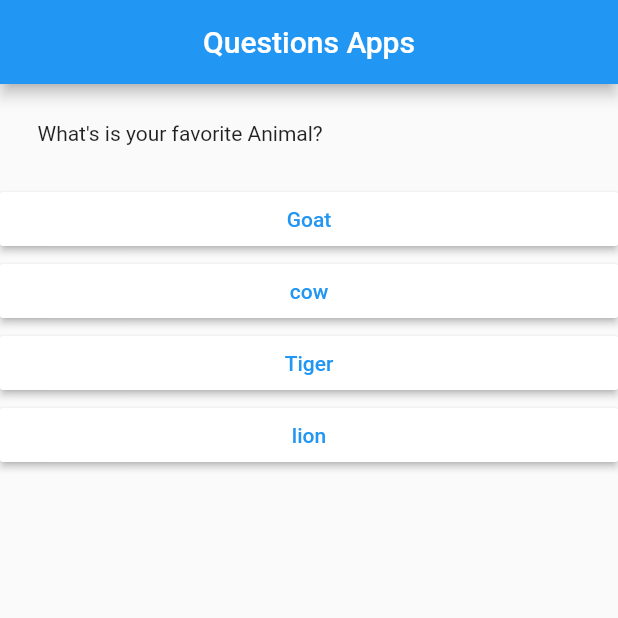
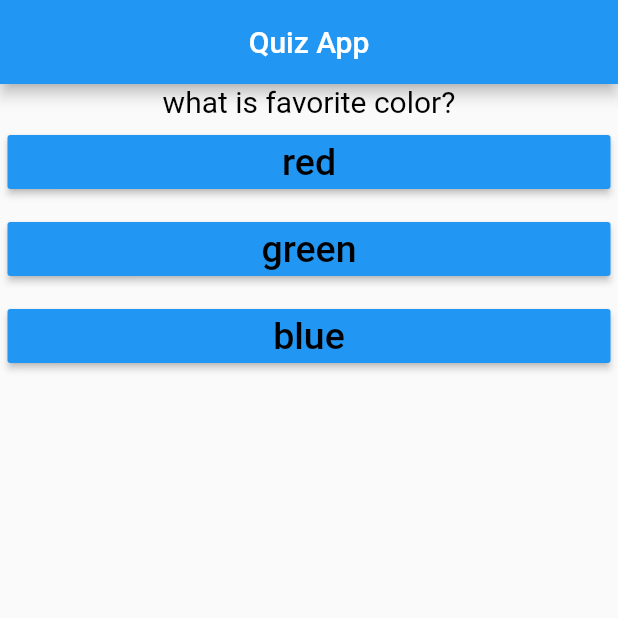
Before and after one commit to nahidulislamshakin/second_app, a Flutter app: the screen it shows after launch, on a phone screen of 412 x 824 dp, the top half of it. Run offline on Flutter 3.47's test engine with Material 2 defaults, Android fonts, the phone set to English and light mode, and no system bars.

Commit message:
first commit

```diff
--- /dev/null
+++ b/lib/answer.dart
@@ -0,0 +1,25 @@
+import 'package:flutter/material.dart';
+
+class Answer extends StatelessWidget {
+  final String answerOption;
+  final VoidCallback changeQuestion;
+  Answer(this.answerOption, this.changeQuestion);
+  @override
+  Widget build(BuildContext context) {
+    // TODO: implement build
+    return Center(
+      child: Container(
+        width: double.infinity,
+        margin: EdgeInsets.all(5),
+        child: RaisedButton(
+          color: Colors.blue,
+          child: Text(
+            answerOption,
+            style: TextStyle(fontSize: 25, color: Colors.black),
+          ),
+          onPressed: changeQuestion,
+        ),
+      ),
+    );
+  }
+}
--- a/lib/answers.dart
+++ /dev/null
@@ -1,19 +0,0 @@
-import 'package:flutter/cupertino.dart';
-import 'package:flutter/material.dart';
-
-class Answer extends StatelessWidget {
-  final VoidCallback selectHandler;
-  final String answerText;
-  Answer(this.selectHandler, this.answerText);
-  @override
-  Widget build(BuildContext contex) {
-    return Container(
-      width: double.infinity,
-      child: RaisedButton(
-          child: Text(answerText),
-          textColor: Colors.blue,
-          color: Colors.white,
-          onPressed: selectHandler),
-    );
-  }
-}
--- a/lib/main.dart
+++ b/lib/main.dart
@@ -1,79 +1,63 @@
 import 'package:flutter/material.dart';
-import './answers.dart';
-import './question.dart';
+import 'package:second_app/question.dart';
+import 'package:second_app/answer.dart';
 
 void main() {
-  runApp(MyApp());
+  runApp(Quiz());
 }
 
-class MyApp extends StatefulWidget {
+class Quiz extends StatefulWidget {
   @override
-  State<StatefulWidget> createState() {
-    return _MyApp();
+  _Quizapp createState() {
+    return _Quizapp();
   }
 }
 
-class _MyApp extends State<MyApp> {
-  int _answerindex = 0;
-  var questions = [
+class _Quizapp extends State<Quiz> {
+  int idx = 0;
+  var questionlist = [
     {
-      'questionText': 'What\'s is your favorite Animal?',
-      'answer': ['Goat', 'cow', 'Tiger', 'lion']
+      'question': 'what is favorite color?',
+      'answer': ['red', 'green', 'blue'],
     },
     {
-      'questionText': 'What\'s is your favorite sports?',
-      'answer': ['Football', 'cricket', 'busketball', 'chess']
+      'question': 'what is favorite animal?',
+      'answer': ['dog', 'cat', 'lion'],
     },
     {
-      'questionText': 'What\'s is your favorite color?',
-      'answer': ['Red', 'Green', 'Blue', 'Yellow']
-    },
-    {
-      'questionText': 'What\'s is your favorite country?',
-      'answer': ['Bangladesh', 'India', 'pakisthan', 'united states']
-    },
-    {
-      'questionText': 'What\'s is your favorite frute?',
-      'answeer': ['Apple', 'Bananga', 'Orange', 'Mango']
-    },
-    {
-      'questionText': 'What\'s your favorite subject',
-      'answer': ['CSE', 'EEE', 'APE', 'CIVIL']
+      'question': 'who is favorite player?',
+      'answer': ['shakib', 'mashrafee', 'mushfiq'],
     }
   ];
-  void _answerQuestion() {
+  void changeQuestion() {
     setState(() {
-      _answerindex = (_answerindex + 1) % 6;
+      idx++;
     });
-    print(_answerindex);
-    if (_answerindex < questions.length) {
-      print('You have more questions');
-    }
   }
 
   @override
   Widget build(BuildContext context) {
+    // TODO: implement build
     return MaterialApp(
-      title: 'Questions Apps',
+        title: "Quiz App",
         home: Scaffold(
           appBar: AppBar(
-          title: Text('Questions Apps'),
+            title: Text("Quiz App"),
             centerTitle: true,
           ),
-        body: _answerindex < questions.length
+          body: idx < questionlist.length
               ? Column(
                   children: [
-                  Questions(questions[_answerindex]['questionText'] as String),
-                  ...(questions[_answerindex]['answer'] as List<String>)
-                      .map((answer) {
-                    return Answer(_answerQuestion, answer);
-                  }).toList(),
+                    Question(questionlist[idx]['question'] as String),
+                    ...(questionlist[idx]['answer'] as List<String>)
+                        .map((answerOption) {
+                      return Answer(answerOption, changeQuestion);
+                    }).toList()
                   ],
                 )
               : Center(
-                child: Text('The Quiz is done'),
-              ),
-      ),
-    );
+                  child: Text("Quiz is done",
+                      style: TextStyle(fontSize: 20, color: Colors.black))),
+        ));
   }
 }
--- a/lib/question.dart
+++ b/lib/question.dart
@@ -1,14 +1,16 @@
-import 'package:flutter/cupertino.dart';
+import 'package:flutter/material.dart';
 
-class Questions extends StatelessWidget {
-  String questionsTest;
-  Questions(this.questionsTest);
+class Question extends StatelessWidget {
+  final String question;
+  Question(this.question);
   @override
   Widget build(BuildContext context) {
-    return Container(
-      width: double.infinity,
-      margin: EdgeInsets.all(25),
-      child: Text(questionsTest),
+    // TODO: implement build
+    return Center(
+      child: Container(
+        child:
+            Text(question, style: TextStyle(fontSize: 20, color: Colors.black)),
+      ),
     );
   }
 }
```
Also changed, not shown: pubspec.lock, 1 other file. Lines whose indentation alone changed are shown as unchanged.
